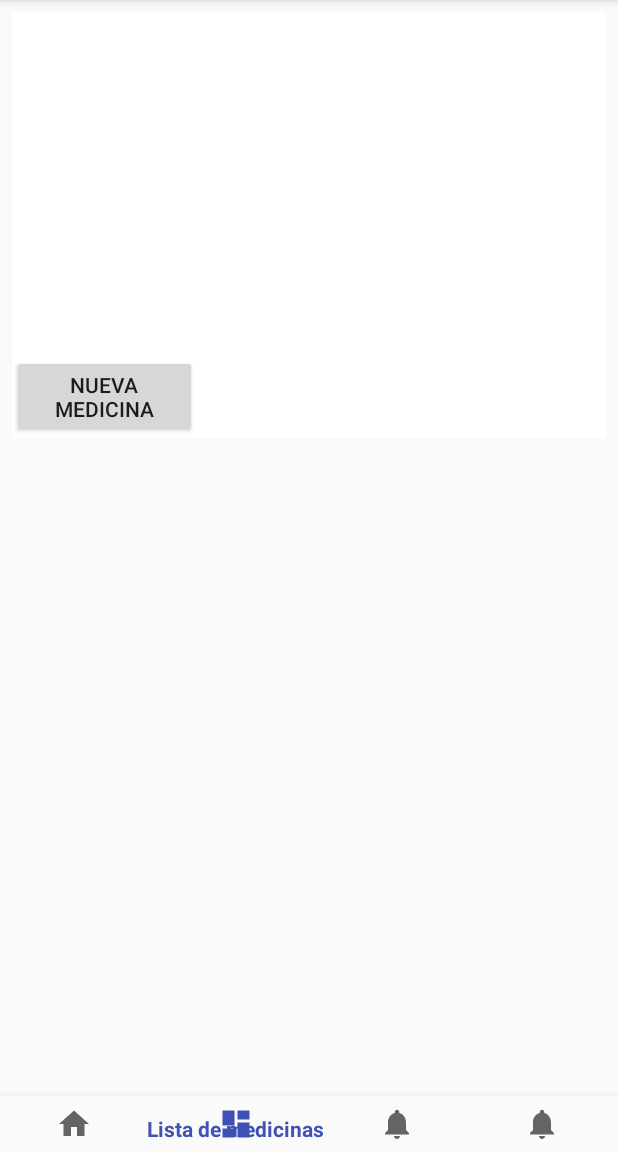
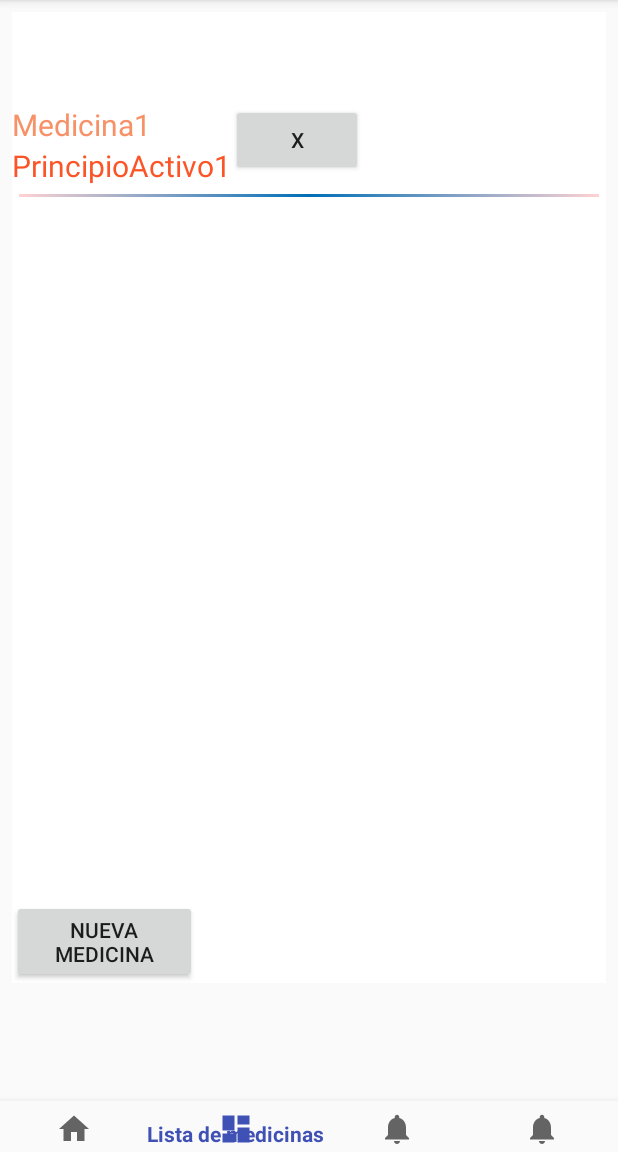
Before and after one commit to Diego-Garzon-Molina/TFM-UPM, an Android app: the screen it shows after launch (MainActivity), item 2 of the bottom bar chosen, on a phone screen of 412 x 824 dp, the part 84-1236 px from its top. Run offline under Robolectric (Android 15) with nearby library versions, the phone set to English and light mode, and no system bars; libraries missing offline, so code that uses them is left out: com.google.zxing.integration.

Commit message:
fragmento nueva medicina, layout nueva medicina, borrado de elementos de la lista. Time dialog del cuestionario nueva medicina

```diff
--- a/app/src/main/java/com/example/diego/baymax/FragmentoListaMedicinas.java
+++ b/app/src/main/java/com/example/diego/baymax/FragmentoListaMedicinas.java
@@ -4,6 +4,7 @@ import android.content.Intent;
 import android.os.Bundle;
 import android.support.annotation.Nullable;
 import android.support.v4.app.Fragment;
+import android.support.v4.app.FragmentTransaction;
 import android.view.LayoutInflater;
 import android.view.View;
 import android.view.ViewGroup;
@@ -20,7 +21,8 @@ import com.google.zxing.integration.android.IntentResult;
  */
 
 public class FragmentoListaMedicinas extends Fragment {
-
+    private FragmentTransaction FT;
+    private FragmentoNuevaMedicinaCuestionario fNMCuestionario;
     private MiBaseDatos MDB;
     private int[] ident;
     private int iDAct = 0;
@@ -35,6 +37,7 @@ public class FragmentoListaMedicinas extends Fragment {
     public void onActivityCreated(@Nullable Bundle savedInstanceState) {
         super.onActivityCreated(savedInstanceState);
         setHasOptionsMenu(true);
+
     }
 
     @Override
@@ -42,7 +45,7 @@ public class FragmentoListaMedicinas extends Fragment {
                              Bundle savedInstanceState) {
         View view = inflater.inflate(R.layout.fragment_lista_medicinas, container, false);
         MDB = new MiBaseDatos(getActivity().getApplicationContext());
-       // MDB.insertarMedicina("Medicina1","PrincipioActivo1");
+        MDB.insertarMedicina("Medicina1","PrincipioActivo1");
         ident = MDB.recuperaIds();
         listView = view.findViewById(R.id.lista);
         rellenaLista();
@@ -57,6 +60,13 @@ public class FragmentoListaMedicinas extends Fragment {
                 integrator.setResultDisplayDuration(0); // milliseconds to display result on screen after scan
                 integrator.setCameraId(0);  // Use a specific camera of the device
                 integrator.initiateScan();*/
+
+              //Esto debe ir una vez leido la medicina EN EL ON RESULT ACTIVITY
+                fNMCuestionario = new FragmentoNuevaMedicinaCuestionario();
+                FT = getActivity().getSupportFragmentManager().beginTransaction();
+                FT.replace(R.id.view_fragments, fNMCuestionario);
+                FT.addToBackStack(null);
+                FT.commit();
             }
         });
         return view;
@@ -73,7 +83,7 @@ public class FragmentoListaMedicinas extends Fragment {
             //rellenamos las ids de la lista en nuestro array identificador
             ident = MDB.recuperaIds();
             //creamos y rellenamos el adaptador de la lista
-            adaptador = new MiAdaptador(getContext(), MDB.recuperarMedicinaCursor());
+            adaptador = new MiAdaptador(getContext(), MDB.recuperarMedicinaArrray(""));
 
             listView.setAdapter(adaptador);
             adaptador.notifyDataSetChanged();
@@ -91,7 +101,7 @@ public class FragmentoListaMedicinas extends Fragment {
         //retrieve scan result
         IntentResult scanningResult = IntentIntegrator.parseActivityResult(requestCode, resultCode, intent);
         ScanResultReceiver parentActivity = (ScanResultReceiver) this.getActivity();
-        Toast.makeText(this.getActivity(),"activity Result",Toast.LENGTH_LONG).show();
+        Toast.makeText(this.getActivity(),"activity Result",Toast.LENGTH_SHORT).show();
         if (scanningResult != null) {
             //we have a result
             codeContent = scanningResult.getContents();
--- a/app/src/main/java/com/example/diego/baymax/MiAdaptador.java
+++ b/app/src/main/java/com/example/diego/baymax/MiAdaptador.java
@@ -1,45 +1,48 @@
 package com.example.diego.baymax;
 
 import android.content.Context;
-import android.database.Cursor;
-import android.support.v4.widget.CursorAdapter;
 import android.view.LayoutInflater;
 import android.view.View;
 import android.view.ViewGroup;
+import android.widget.ArrayAdapter;
+import android.widget.Button;
 import android.widget.TextView;
+import java.util.ArrayList;
 
 /**
  * Created by Diego on 9/11/16.
  */
-public class MiAdaptador extends CursorAdapter {
+public class MiAdaptador extends ArrayAdapter<Medicina> {
     private LayoutInflater inflador; // Crea Layouts a partir del XML
     TextView nombre, pActivo;
-
-    public MiAdaptador(Context contexto, Cursor c) {
-        super(contexto, c, false);
+    private MiBaseDatos MDB;
+    private Button bBorrarMedicina;
+    private  ArrayList arrayList;
+    public MiAdaptador(Context contexto, ArrayList<Medicina> c) {
+        super(contexto, 0, c);
+        MDB = new MiBaseDatos(contexto);
+        this.arrayList = c;
     }
-
-    /* bindView() es el encargado de poblar la lista con los datos del cursor y
-       newView() es quien infla cada view de la lista. Al implementar ambos
-       métodos no debemos preocuparnos por iterar el curso, esto es manejado internamente.
-      */
-    @Override
-    /* en newView() accedemos a la instancia del LayoutInflater a través del Context
-      y luego invocamos inflate() para inflar nuestra fila.*/
-    public View newView(Context contexto, Cursor c, ViewGroup padre) {
-        inflador = (LayoutInflater) contexto.getSystemService(Context.LAYOUT_INFLATER_SERVICE);
-        View vista = inflador.inflate(R.layout.elementolista, padre, false);
+    public View getView(final int position, View vista, ViewGroup parent) {
+        if (vista == null) {
+            vista = LayoutInflater.from(getContext()).inflate(R.layout.elementolista, parent, false);
+        }
+        Medicina c = getItem(position);
+        final int id = c.getId();
+        nombre = (TextView) vista.findViewById(R.id.nombreMedicina);
+        pActivo = (TextView) vista.findViewById(R.id.principioActivo);
+        String nombreT = c.getNombreMedicina();
+        nombre.setText(nombreT);
+        pActivo.setText( c.getPrincipioActivo());
+        bBorrarMedicina = vista.findViewById(R.id.bBorrarMedicina);
+        bBorrarMedicina.setOnClickListener(new View.OnClickListener() {
+            @Override
+            public void onClick(View view) {
+                MDB.borrarMedicina(id);
+                arrayList.remove(position);
+                notifyDataSetChanged();
+            }
+        });
         return vista;
     }
-
-    @Override
-    /* En bindView() simplemente debemos obtener los valores de las columnas
-     y emparejarlos en los TextViews del layout.*/
-    public void bindView(View vista, Context contexto, Cursor c) {
-        nombre = (TextView) vista.findViewById(R.id.nombreMedicina);
-        pActivo = (TextView) vista.findViewById(R.id.principioActivo);
-        String nombreT = c.getString(c.getColumnIndex("nombreMedicina"));
-        nombre.setText(nombreT);
-        pActivo.setText(c.getString(c.getColumnIndex("principioActivo")));
-    }
 }
--- a/app/src/main/java/com/example/diego/baymax/MiBaseDatos.java
+++ b/app/src/main/java/com/example/diego/baymax/MiBaseDatos.java
@@ -115,7 +115,7 @@ public class MiBaseDatos extends SQLiteOpenHelper {
 
         Cursor c = db.query("medicinas", valores_recuperar, null, null, null, null, null, null);
         while (c.moveToNext()) {
-            if (c.getString(c.getColumnIndex("nombre")).toLowerCase().contains(nombre.toLowerCase())) {
+            if (c.getString(c.getColumnIndex("nombreMedicina")).toLowerCase().contains(nombre.toLowerCase())) {
                 medicina = new Medicina(c.getInt(0), c.getString(1), c.getString(2));
                 arrayList.add(medicina);
             }
--- a/app/src/main/res/layout/activity_main.xml
+++ b/app/src/main/res/layout/activity_main.xml
@@ -6,19 +6,21 @@
     android:layout_width="match_parent"
     android:layout_height="match_parent"
     android:orientation="vertical"
-    tools:context="com.example.diego.baymax.MainActivity">
+    tools:context="com.example.diego.baymax.MainActivity"
+    android:weightSum="1">
 
     <LinearLayout
-        android:id="@+id/scan_fragment"
+        android:id="@+id/view_fragments"
         android:layout_width="match_parent"
         android:layout_height="300dp"
-        android:orientation="vertical">
+        android:orientation="vertical"
+        android:layout_weight="1.01">
 
     </LinearLayout>
 
     <LinearLayout
         android:layout_width="match_parent"
-        android:layout_height="match_parent"
+        android:layout_height="108dp"
         android:layout_gravity="bottom"
         android:orientation="vertical">
 
--- a/app/src/main/res/layout/elementolista.xml
+++ b/app/src/main/res/layout/elementolista.xml
@@ -1,10 +1,18 @@
 <?xml version="1.0" encoding="utf-8"?>
 <LinearLayout xmlns:android="http://schemas.android.com/apk/res/android"
+    android:orientation="vertical"
+    android:layout_width="match_parent"
+    android:layout_height="match_parent"
+   >
+<LinearLayout
     android:orientation="horizontal"
     android:layout_width="match_parent"
     android:layout_height="match_parent"
-    android:paddingTop="10dp"
-    android:paddingBottom="10dp">
+    android:paddingTop="5dp"
+    android:paddingBottom="5dp"
+
+
+    >
 
     <LinearLayout
         android:layout_width="wrap_content"
@@ -32,7 +40,21 @@
         android:id="@+id/principioActivo"
 
     />
+
     </LinearLayout>
+    <Button
+        android:id="@+id/bBorrarMedicina"
+        android:layout_width="wrap_content"
+        android:layout_height="wrap_content"
+        android:text="X" />
 
 
+    <!-- Divisor del ListView extraido de:
+          https://danielme.com/tip-android-23-disenar-el-separador-de-filas-de-listview/-->
+
 </LinearLayout>
+<LinearLayout
+android:layout_width="match_parent"
+android:layout_height="3px"
+android:background="@drawable/list_divider"/>
+    </LinearLayout>
--- a/app/src/main/res/layout/fragment_lista_medicinas.xml
+++ b/app/src/main/res/layout/fragment_lista_medicinas.xml
@@ -20,9 +20,8 @@
         android:layout_height="wrap_content"
         android:layout_marginTop="?attr/actionBarSize"
         android:layout_weight="0.43"
-
-
-        android:divider="@drawable/list_divider">
+        android:divider="@null"
+        android:dividerHeight="0dp">
         <!-- Divisor del ListView extraido de:
           https://danielme.com/tip-android-23-disenar-el-separador-de-filas-de-listview/-->
     </ListView>
```
Also changed, not shown: app/src/main/java/com/example/diego/baymax/FragmentoNuevaMedicinaCuestionario.java (added, +51 -0 lines), app/src/main/java/com/example/diego/baymax/MainActivity.java (+54 -5 lines), app/src/main/java/com/example/diego/baymax/TimeDialog.java (added, +35 -0 lines), app/src/main/res/layout/nueva_medicina_cuestionario.xml (added, +132 -0 lines).
